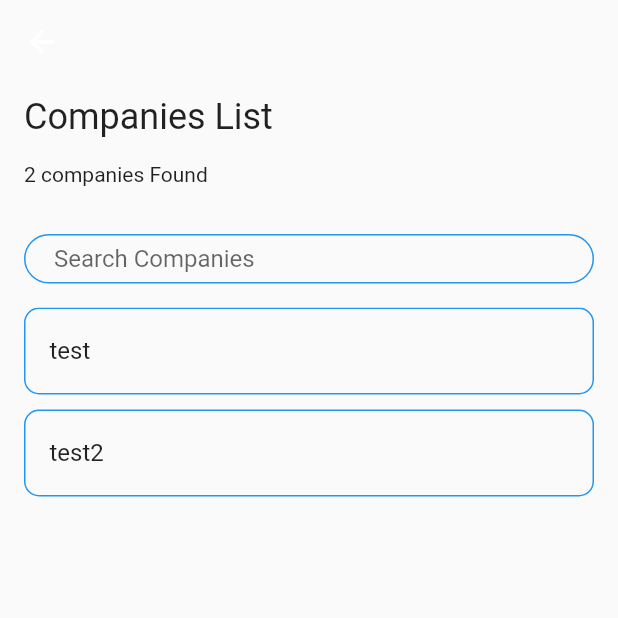
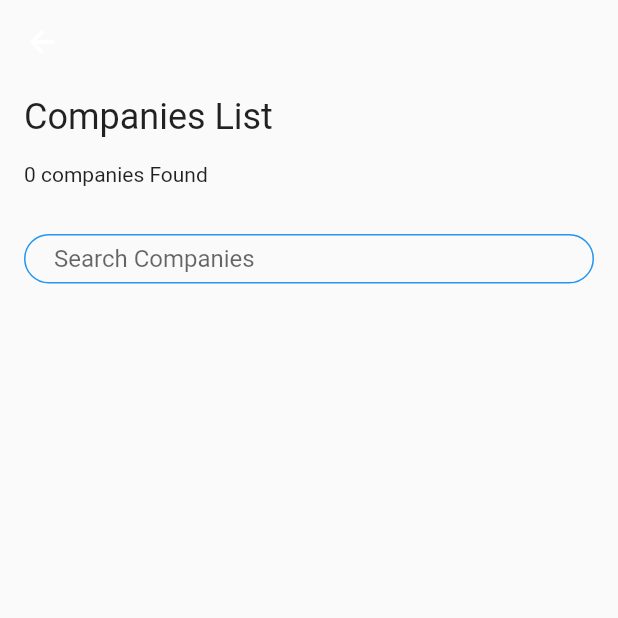
Before and after one commit to Valeron-T/logindemoapp, a Flutter app: the Results screen opened directly, on a phone screen of 412 x 824 dp, the top half of it. Run offline on Flutter 3.47's test engine with Material 2 defaults, Android fonts, the phone set to English and light mode, and no system bars; our stand-ins replace dio, get, get_storage; accounts and stored records are empty.

Commit message:
Minor restructuring

```diff
--- a/lib/screens/login.dart
+++ b/lib/screens/login.dart
@@ -13,7 +13,6 @@ Future<bool> getAndStoreResults(String email) async {
     var response = await dio.post(
         'https://notaryapp-staging.herokuapp.com/customer/login',
         data: {'email': email});
-    print(response.data['status']);
     if (response.data['status'] == 2) {
       box.write('response', response.data);
     } else {
@@ -61,10 +60,8 @@ class Login extends StatelessWidget {
                       hintText: "Email",
                       hintStyle: TextStyle(fontWeight: FontWeight.bold),
                       focusedBorder: OutlineInputBorder(
-                            borderSide:
-                                BorderSide(width: 2, color: Colors.blue),
-                            borderRadius:
-                                BorderRadius.all(Radius.circular(100))),
+                          borderSide: BorderSide(width: 2, color: Colors.blue),
+                          borderRadius: BorderRadius.all(Radius.circular(100))),
                       enabledBorder: OutlineInputBorder(
                           borderSide: BorderSide(width: 1, color: Colors.black),
                           borderRadius: BorderRadius.zero),
@@ -77,7 +74,8 @@ class Login extends StatelessWidget {
                   child: ElevatedButton(
                     onPressed: () async {
                       controller.isLoading.value = true;
-                      bool isFetchSuccessfull = await getAndStoreResults(controller.emailController.value.text);
+                      bool isFetchSuccessfull = await getAndStoreResults(
+                          controller.emailController.value.text);
                       controller.isLoading.value = false;
                       // If data fetch successfull navigate to next screen else display error message.
                       if (isFetchSuccessfull) {
--- a/lib/screens/results.dart
+++ b/lib/screens/results.dart
@@ -3,27 +3,27 @@ import 'package:get/get.dart';
 import 'package:get_storage/get_storage.dart';
 
 List<String> searchCompanies(String query) {
-
   var box = GetStorage();
   var cachedResponse = box.read('response');
   List<String> searchResults = [];
 
+  // Search for a companies in local storage
   for (var result in cachedResponse['data']['companiesList']) {
     if (result['name'].toString().isCaseInsensitiveContains(query)) {
       searchResults.add(result['name']);
     }
   }
 
-  print(searchResults);
   return searchResults;
 }
 
 class ResultsController extends GetxController {
-  var companiesFound = ['test', "test2"].obs;
+  var companiesFound = [].obs;
   final TextEditingController searchController = TextEditingController();
 }
 
 class Results extends StatelessWidget {
+  Results({super.key});
   var box = GetStorage();
   ResultsController controller = Get.put(ResultsController());
 
@@ -50,6 +50,7 @@ class Results extends StatelessWidget {
                 Padding(
                   padding: const EdgeInsets.all(16.0),
                   child: Text(
+                      // Resultant List length is number of companies
                       "${controller.companiesFound.length} companies Found"),
                 ),
                 Center(
@@ -83,12 +84,13 @@ class Results extends StatelessWidget {
                   child: Padding(
                     padding: const EdgeInsets.symmetric(horizontal: 16.0),
                     child: Material(
+                      // Display matching companies
                       child: ListView.separated(
                           separatorBuilder: (context, index) =>
-                              SizedBox(height: 10),
+                              const SizedBox(height: 10),
                           shrinkWrap: true,
-                          padding: EdgeInsets.only(bottom: 10),
-                          itemBuilder: (BuildContext, index) {
+                          padding: const EdgeInsets.only(bottom: 10),
+                          itemBuilder: (context, index) {
                             return ListTile(
                               title: Text(controller.companiesFound[index]),
                               shape: RoundedRectangleBorder(
```
Also changed, not shown: lib/main.dart (line endings or trailing spaces).
